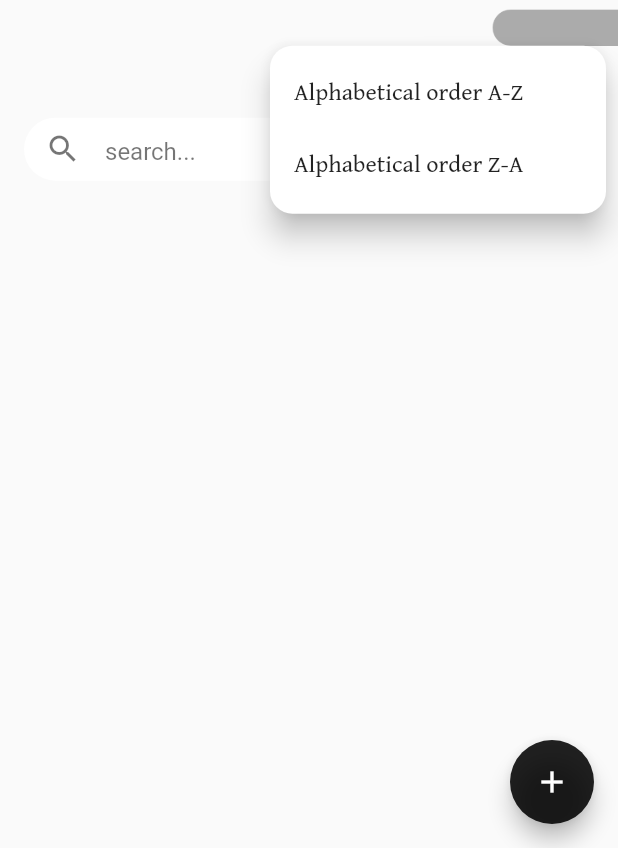
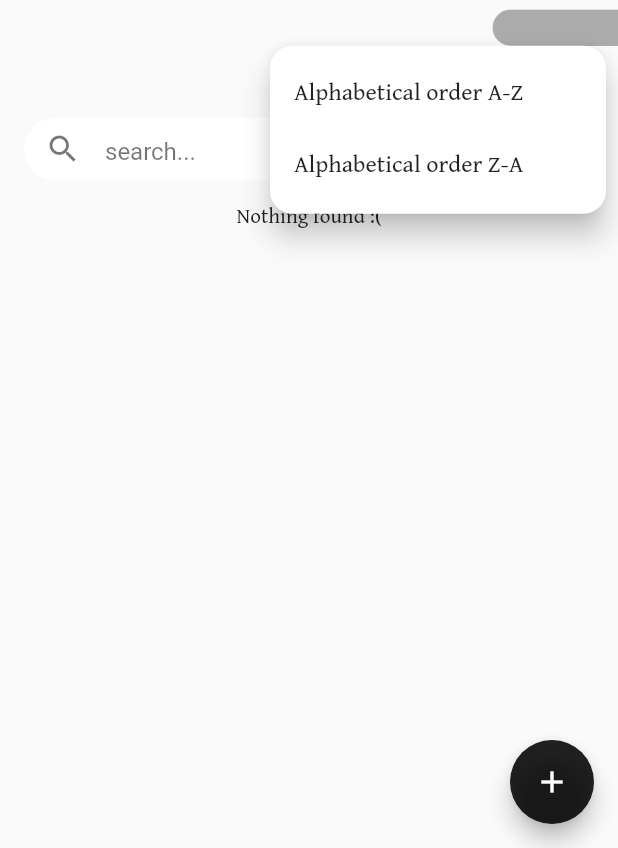
Before and after one commit to lorenzo-morelli/PassKeeper, a Flutter app: the screen it shows once a user with an empty profile is signed in, after a tap on the "sort" icon, on a phone screen of 412 x 824 dp, the part 388-1236 px from its top. Run offline on Flutter 3.47's test engine with Material 2 defaults, Android fonts, the phone set to English and light mode, and no system bars; our stand-ins replace cloud_firestore, firebase_auth, firebase_core, font_awesome_flutter, google_sign_in; missing offline and left inert: encrypt; accounts and stored records are empty; network calls fail.

Commit message:
fixed searchbar

```diff
--- a/lib/services/database.dart
+++ b/lib/services/database.dart
@@ -1,4 +1,5 @@
 import 'package:cloud_firestore/cloud_firestore.dart';
+import 'package:encrypt/encrypt.dart' as kay;
 import 'package:encrypt/encrypt.dart';
 import 'package:passkeeper/models/account.dart';
 import 'package:passkeeper/models/my_user.dart';
@@ -9,9 +10,14 @@ class DatabaseService {
   final String uid;
   CollectionReference usersColl = FirebaseFirestore.instance.collection('users');
   late CollectionReference accountsColl = FirebaseFirestore.instance.collection('users/$uid/accounts');
-  IEncryption sut = EncryptionService(Encrypter(AES(Key.fromLength(32))));
+  IEncryption sut = EncryptionService(Encrypter(AES(kay.Key.fromLength(32))));
+  String query = '';
 
   DatabaseService(this.uid);
+
+  void setQuery(String query) {
+    this.query = query;
+  }
 
   Future addAccount(Account account) async {
     final encrPassword = sut.encrypt(account.password);
@@ -43,32 +49,20 @@ class DatabaseService {
   }
 
   Stream<List<Account>> get accounts {
-    return accountsColl.snapshots().map((snap) => _accountListFromSnapshot(snap));
+    return accountsColl.snapshots().map((snap) => accountListFromSnapshot(snap, query));
   }
 
-  List<Account> _accountListFromSnapshot(QuerySnapshot snapshot) {
-    return snapshot.docs
-        .map((doc) => Account(
-              doc.get('site') ?? '',
-              doc.get('username') ?? '',
-              doc.get('password'),
-            ))
-        .toList();
-  }
-
-  Stream<List<Account>> accountsWithQuery(String query) {
-    return accountsColl.snapshots().map((snap) => searchQuery(snap, query));
-  }
-
-  List<Account> searchQuery(QuerySnapshot snapshot, String query) {
+  List<Account> accountListFromSnapshot(QuerySnapshot snapshot, String query) {
+    this.query = query;
     return snapshot.docs
         .map((doc) => Account(
               doc.get('site') ?? '',
               doc.get('username') ?? '',
               doc.get('password') ?? '',
             ))
-        .where((account) {
-      final siteLower = account.site.toLowerCase();
+        .toList()
+        .where((acc) {
+      final siteLower = acc.site.toLowerCase();
       final searchLower = query.toLowerCase();
       return siteLower.contains(searchLower);
     }).toList();
--- a/lib/views/home/home.dart
+++ b/lib/views/home/home.dart
@@ -1,17 +1,18 @@
+import 'package:cloud_firestore/cloud_firestore.dart';
 import 'package:flutter/material.dart';
 import 'package:passkeeper/models/account.dart';
 import 'package:passkeeper/services/auth.dart';
 import 'package:passkeeper/services/database.dart';
+import 'package:passkeeper/views/home/search_account.dart';
 import 'package:passkeeper/widgets/search_widget.dart';
 import 'package:provider/provider.dart';
-import 'account_list.dart';
 import 'add_accounts.dart';
 import 'dropdown_menu.dart';
 import 'title.dart';
 import 'dart:math' as math;
 
 class Home extends StatefulWidget {
-  const Home({Key? key}) : super(key: key);
+  Home({Key? key}) : super(key: key);
 
   @override
   _HomeState createState() => _HomeState();
@@ -19,15 +20,16 @@ class Home extends StatefulWidget {
 
 class _HomeState extends State<Home> {
   final AuthService _auth = AuthService();
-  late List<Account> accounts;
   String query = '';
 
   @override
   Widget build(BuildContext context) {
-    accounts = Provider.of<List<Account>>(context);
     return StreamProvider<List<Account>>.value(
-      value: DatabaseService(_auth.getUid()).accounts,
       initialData: const [],
+      value: FirebaseFirestore.instance
+          .collection('users/${_auth.getUid()}/accounts')
+          .snapshots()
+          .map((snap) => DatabaseService(_auth.getUid()).accountListFromSnapshot(snap, query)),
       child: Scaffold(
         resizeToAvoidBottomInset: true,
         body: Column(
@@ -61,12 +63,10 @@ class _HomeState extends State<Home> {
             ),
             SearchWidget(
               text: query,
-              onChanged: (val) => searchAccount,
+              onChanged: (val) => searchAccount(val),
               hintText: 'search...',
             ),
-            Expanded(
-              child: true ? AccountList(accounts: accounts) : Text('Nothing found :('),
-            ),
+            SearchAccount(),
           ],
         ),
         floatingActionButton: FloatingActionButton(
@@ -82,6 +82,7 @@ class _HomeState extends State<Home> {
   }
 
   void searchAccount(String query) {
+    DatabaseService(_auth.getUid()).setQuery(query);
     setState(() {
       this.query = query;
     });
--- /dev/null
+++ b/lib/views/home/search_account.dart
@@ -0,0 +1,22 @@
+import 'package:flutter/material.dart';
+import 'package:passkeeper/models/account.dart';
+import 'package:provider/provider.dart';
+
+import 'account_list.dart';
+
+class SearchAccount extends StatefulWidget {
+  const SearchAccount({Key? key}) : super(key: key);
+
+  @override
+  _SearchAccountState createState() => _SearchAccountState();
+}
+
+class _SearchAccountState extends State<SearchAccount> {
+  @override
+  Widget build(BuildContext context) {
+    List<Account> accounts = Provider.of<List<Account>>(context);
+    return Expanded(
+      child: accounts.isNotEmpty ? AccountList(accounts: accounts) : Text('Nothing found :('),
+    );
+  }
+}
--- a/lib/views/wrapper.dart
+++ b/lib/views/wrapper.dart
@@ -1,12 +1,11 @@
 import 'package:flutter/material.dart';
-import 'package:passkeeper/models/account.dart';
 import 'package:passkeeper/models/my_user.dart';
 import 'package:passkeeper/services/auth.dart';
-import 'package:passkeeper/services/database.dart';
 import 'package:passkeeper/views/authentication/authenticate.dart';
 import 'package:passkeeper/views/authentication/verify_email.dart';
 import 'package:provider/provider.dart';
 import 'home/home.dart';
+
 
 class Wrapper extends StatefulWidget {
   const Wrapper({Key? key}) : super(key: key);
@@ -17,6 +16,7 @@ class Wrapper extends StatefulWidget {
 
 class _WrapperState extends State<Wrapper> {
   final AuthService _auth = AuthService();
+  String query = 'f';
 
   @override
   Widget build(BuildContext context) {
@@ -26,11 +26,7 @@ class _WrapperState extends State<Wrapper> {
     } else if (!_auth.isVerified()) {
       return VerifyScreen();
     } else {
-      return StreamProvider<List<Account>>.value(
-        initialData: const [],
-        value: DatabaseService(_auth.getUid()).accounts,
-        child: Home(),
-      );
+      return Home();
     }
   }
 }
--- a/pubspec.yaml
+++ b/pubspec.yaml
@@ -1,6 +1,6 @@
 name: passkeeper
 description: A safe place to store all your passwords.
-version: 1.0.1+1
+version: 1.1.1+1
 
 environment:
   sdk: ">=2.12.0 <3.0.0"
```
